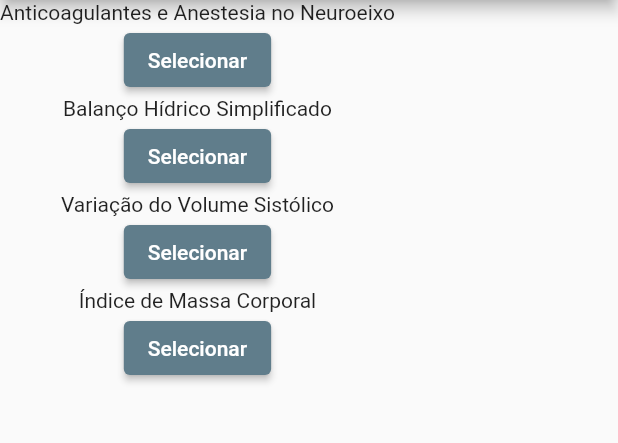
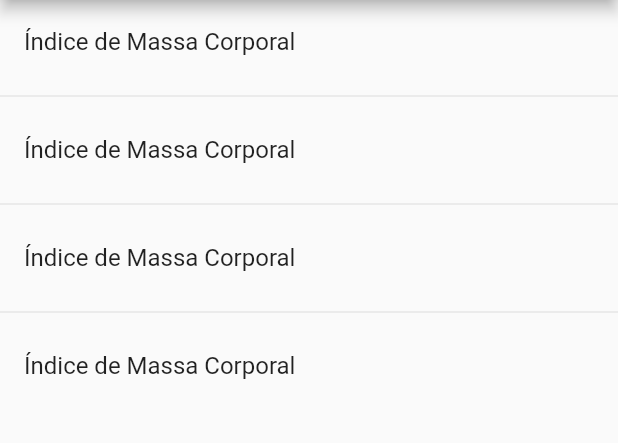
Before and after one commit to patrickkaic/AxCalc, a Flutter app: the screen it shows after launch, on a phone screen of 412 x 824 dp, the part 84-527 px from its top. Run offline on Flutter 3.47's test engine with Material 2 defaults, Android fonts, the phone set to English and light mode, and no system bars.

Commit message:
adding listview

```diff
--- a/lib/home_page.dart
+++ b/lib/home_page.dart
@@ -11,10 +11,6 @@ class HomePage extends StatelessWidget {
     'Índice de Massa Corporal',
   ];
 
-  resposta() {
-    print("Selecionado");
-  }
-
   @override
   Widget build(BuildContext context) {
     return Scaffold(
@@ -22,29 +18,14 @@ class HomePage extends StatelessWidget {
         title: Text('AxCalc'),
         centerTitle: true,
       ),
-      body: Column(
-        children: [
-          Text(items[0]),
-          ElevatedButton(
-            onPressed: resposta,
-            child: Text("Selecionar"),
-          ),
-          Text(items[1]),
-          ElevatedButton(
-            onPressed: resposta,
-            child: Text("Selecionar"),
-          ),
-          Text(items[2]),
-          ElevatedButton(
-            onPressed: resposta,
-            child: Text("Selecionar"),
-          ),
-          Text(items[3]),
-          ElevatedButton(
-            onPressed: resposta,
-            child: Text("Selecionar"),
-          ),
-        ],
+      body: ListView.separated(
+        itemBuilder: ((context, index) {
+          return ListTile(
+            title: Text(items[3]),
+          );
+        }),
+        separatorBuilder: ((context, index) => const Divider()),
+        itemCount: 4,
       ),
     );
   }
```
